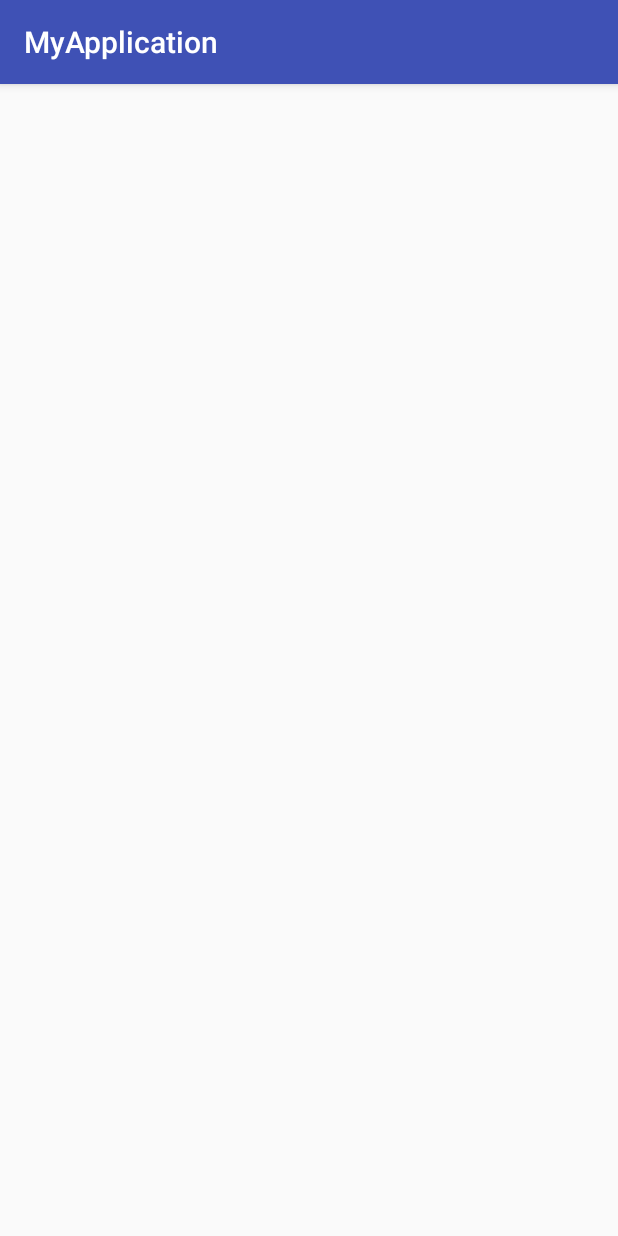
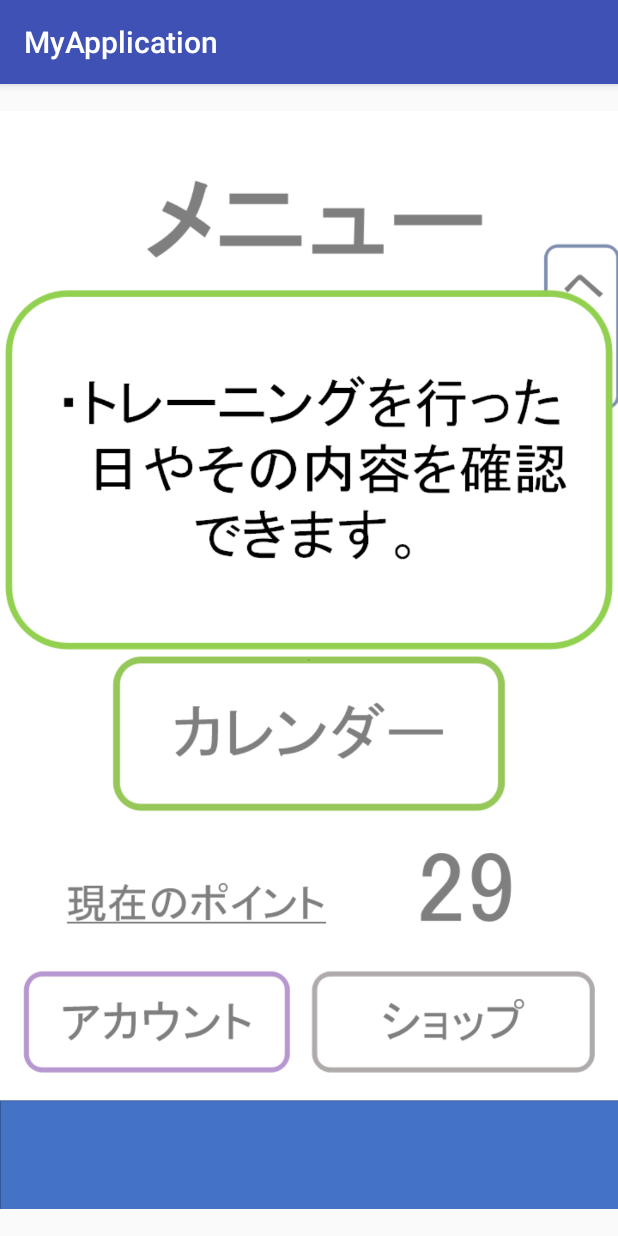
Before and after one commit to KKIRIN7/MyApplication, an Android app: the HelpCalenderActivity screen opened directly, with no data from a screen before it, on a phone screen of 412 x 824 dp. Run offline under Robolectric (Android 15) with nearby library versions, the phone set to English and light mode, and no system bars.

Commit message:
ヘルプ改善

```diff
--- a/app/src/main/AndroidManifest.xml
+++ b/app/src/main/AndroidManifest.xml
@@ -9,7 +9,8 @@
         android:roundIcon="@mipmap/ic_launcher_round"
         android:supportsRtl="true"
         android:theme="@style/AppTheme">
-        <activity android:name=".CalenderAdapterActivity"></activity>
+        <activity android:name=".HelpCalenderActivity"></activity>
+        <activity android:name=".CalenderAdapterActivity" />
         <activity android:name=".hikitugiErrorActivity" />
         <activity android:name=".AccountInputErrorActivity" />
         <activity android:name=".AccountInputActivity" />
@@ -26,7 +27,6 @@
         <activity android:name=".BlankPasswordActivity" />
         <activity android:name=".AccountActivity" />
         <activity android:name=".HelpShopActivity" />
-        <activity android:name=".HelpCalendarActivity" />
         <activity android:name=".HelpTrainActivity" />
         <activity android:name=".HelpPointActivity" />
         <activity android:name=".HelpMeasurmentActivity" />
--- a/app/src/main/java/com/example/myapplication/HelpCalendarActivity.java
+++ b/app/src/main/java/com/example/myapplication/HelpCalenderActivity.java
@@ -6,7 +6,7 @@ import android.content.Intent;
 import android.os.Bundle;
 import android.view.View;
 
-public class HelpCalendarActivity extends AppCompatActivity {
+public class HelpCalenderActivity extends AppCompatActivity {
 
     @Override
     protected void onCreate(Bundle savedInstanceState) {
--- a/app/src/main/java/com/example/myapplication/HelpMeasurmentActivity.java
+++ b/app/src/main/java/com/example/myapplication/HelpMeasurmentActivity.java
@@ -14,7 +14,7 @@ public class HelpMeasurmentActivity extends AppCompatActivity {
         setContentView(R.layout.activity_help_measurment);
     }
     public void onClick0(View v) {
-        Intent intent = new Intent(this, HelpCalendarActivity.class);
+        Intent intent = new Intent(this, HelpCalenderActivity.class);
         startActivity(intent);
     }
 }
--- a/app/src/main/java/com/example/myapplication/startActivity.java
+++ b/app/src/main/java/com/example/myapplication/startActivity.java
@@ -14,7 +14,7 @@ public class startActivity extends AppCompatActivity {
         setContentView(R.layout.activity_start);
     }
     public void onClick0(View v) {
-        Intent intent = new Intent(this, LoginActivityActivity.class);
+        Intent intent = new Intent(this, LoginActivity.class);
         startActivity(intent);
     }
 }
--- a/app/src/main/res/layout/activity_help_calender.xml
+++ b/app/src/main/res/layout/activity_help_calender.xml
@@ -4,6 +4,31 @@
     xmlns:tools="http://schemas.android.com/tools"
     android:layout_width="match_parent"
     android:layout_height="match_parent"
-    tools:context=".HelpCalendarActivity">
+    tools:context=".MenuActivity">
+
+    <ImageView
+        android:id="@+id/imageView16"
+        android:layout_width="wrap_content"
+        android:layout_height="wrap_content"
+        app:layout_constraintBottom_toBottomOf="parent"
+        app:layout_constraintHorizontal_bias="0.0"
+        app:layout_constraintLeft_toLeftOf="parent"
+        app:layout_constraintRight_toRightOf="parent"
+        app:layout_constraintTop_toTopOf="parent"
+        app:layout_constraintVertical_bias="1.0"
+        app:srcCompat="@drawable/help_calender" />
+    <ImageButton
+        android:id="@+id/imageButton"
+        android:onClick="onClick0"
+        android:background="@null"
+        android:layout_width="match_parent"
+        android:layout_height="match_parent"
+        app:layout_constraintBottom_toBottomOf="parent"
+        app:layout_constraintEnd_toEndOf="parent"
+        app:layout_constraintStart_toStartOf="parent"
+        app:layout_constraintTop_toTopOf="parent"
+        app:layout_constraintVertical_bias="0.195"
+        app:srcCompat="?attr/actionBarDivider" />
+
 
 </androidx.constraintlayout.widget.ConstraintLayout>
```
Also changed, not shown: app/src/main/res/drawable/help_calender.png (renamed from app/src/main/res/drawable/help_clender.png).
